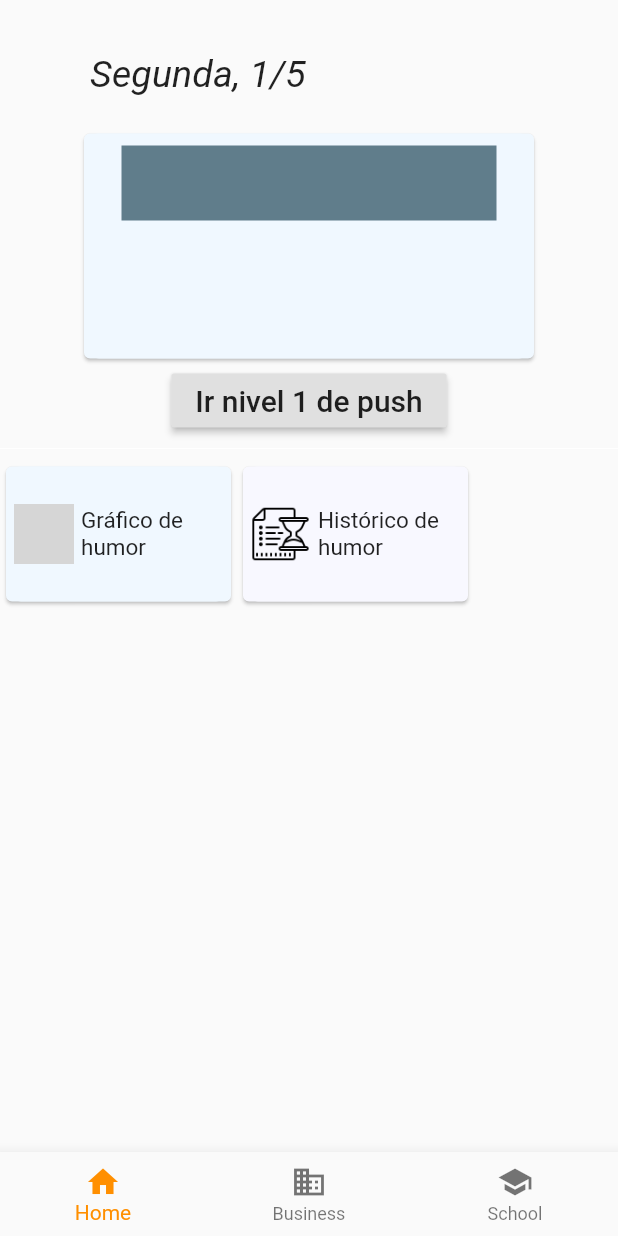
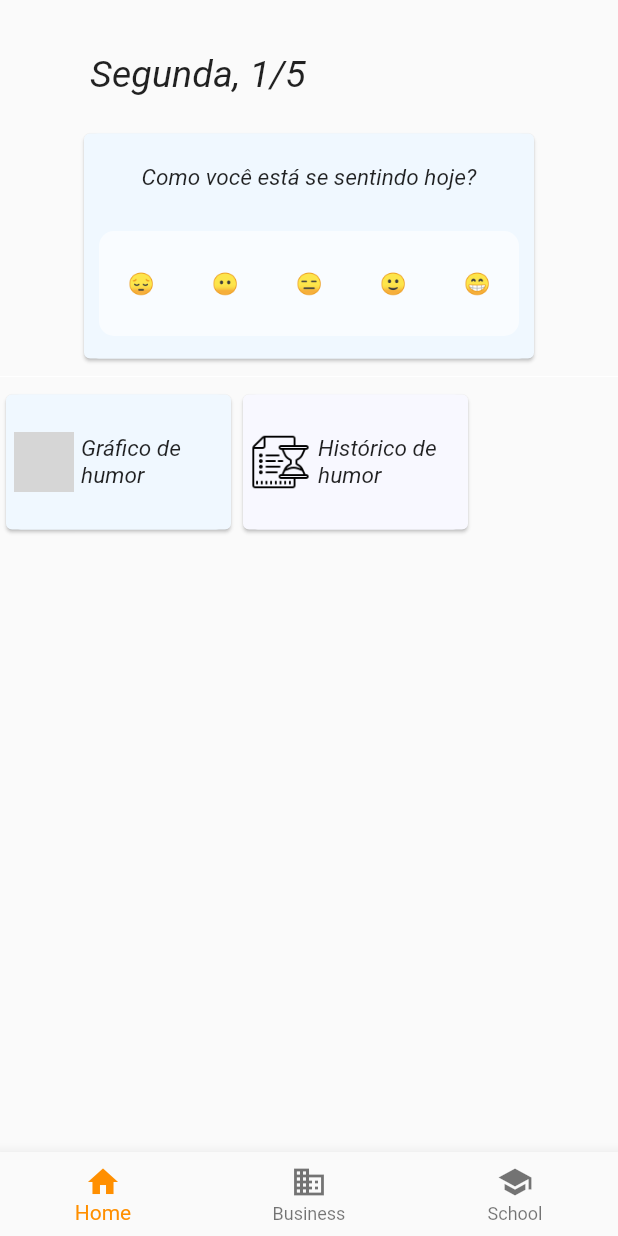
Before and after one commit to themaripool/INF1300-Trabalho, a Flutter app: the screen it shows after launch, on a phone screen of 412 x 824 dp. Run offline on Flutter 3.47's test engine with Material 2 defaults, Android fonts, the phone set to English and light mode, and no system bars; drawn by our look-alikes of auto_size_text; our stand-ins replace splashscreen; missing offline and left inert: fcharts; Roboto replaces fonts that are missing (OpenSans, RobotoMono); grey boxes are pictures that could not be loaded.

Commit message:
[ADD] Box com medidor de humor na tela inicial

```diff
--- a/inf1300_relax/lib/initial_view.dart
+++ b/inf1300_relax/lib/initial_view.dart
@@ -45,8 +45,6 @@ class _MainPageState extends State<MainPage> {
 
     DateTime date = new DateTime.now();
 
-
-
     return Scaffold(
       // appBar: AppBar(
       //   title: const Text('Relax')
@@ -85,39 +83,56 @@ class _MainPageState extends State<MainPage> {
                   child: Column(
                     children: <Widget>[
 
+                      //Título
                       Container(
-                        margin: EdgeInsets.only(top: 8),
-                        color: Colors.blueGrey,
-                        width: 250,
-                        height: 50,
-
-
+                        margin: EdgeInsets.only(top: 20),
+                        width: 300,
+                        height: 25,
+                        child: Text("Como você está se sentindo hoje?",
+                          textAlign: TextAlign.center,
+                          style: TextStyle(fontFamily: 'OpenSans', fontStyle: FontStyle.italic,fontSize: 15),
+                        ),
                       ),
 
+                      Container(
+                        margin: EdgeInsets.only(top: 20, left: 10, right: 10),
+                        width: 300,
+                        height: 70,
+                        decoration: BoxDecoration(
+                          color: Color.fromRGBO(255, 255, 255, 0.6),
+                          borderRadius: new BorderRadius.all(Radius.circular(10))
+                        ),
+                        child: Row(
+                          mainAxisAlignment: MainAxisAlignment.spaceAround,
+                          children: <Widget>[
 
+                            Container(
+                              child: Text('😔'),
+                            ),
 
+                            Container(
+                              child: Text('😶'),
+                            ),
 
+                            Container(
+                              child: Text('😑'),
+                            ),
 
+                            Container(
+                              child: Text('🙂'),
+                            ),
+
+                            Container(
+                              child: Text('😁')
+                            )
+
+                          ],
+                        ),
+                      ),
 
                     ],
                   ),
               )
-            ),
-
-            // Botão temporário para ir pro grafico
-            RaisedButton(
-              onPressed: () {
-                Navigator.push(
-                  context,
-                  MaterialPageRoute(
-                  builder: (context) => SecongPage(),
-                  ),
-                );
-              },
-              child: const Text(
-                'Ir nivel 1 de push',
-                style: TextStyle(fontSize: 20)
-              ),
             ),
 
             Divider(color: Colors.white,),
@@ -164,7 +179,7 @@ class _MainPageState extends State<MainPage> {
                             Expanded(child:
                               AutoSizeText(
                                 'Gráfico de humor',
-                                style: TextStyle(fontFamily: 'RobotoMono', fontSize: 15),
+                                style: TextStyle(fontFamily: 'OpenSans',fontStyle: FontStyle.italic, fontSize: 15),
                                 maxLines: 2,
                                 overflow: TextOverflow.ellipsis,
                               ),
@@ -212,7 +227,7 @@ class _MainPageState extends State<MainPage> {
                             Expanded(child:
                               AutoSizeText(
                                 'Histórico de humor',
-                                style: TextStyle(fontFamily: 'RobotoMono', fontSize: 15),
+                                style: TextStyle(fontFamily: 'OpenSans',fontStyle: FontStyle.italic, fontSize: 15),
                                 maxLines: 2,
                                 overflow: TextOverflow.ellipsis,
                               ),
--- a/inf1300_relax/lib/main.dart
+++ b/inf1300_relax/lib/main.dart
@@ -53,7 +53,7 @@ Widget _introScreen() {
       Container(
         decoration: BoxDecoration(
           image: DecorationImage(
-            image: AssetImage("assets/logo.png"),
+            image: AssetImage("assets/logo2.png"),
             fit: BoxFit.scaleDown,
           ),
         ),
--- a/inf1300_relax/lib/secondPage.dart
+++ b/inf1300_relax/lib/secondPage.dart
@@ -40,7 +40,7 @@ class _SecongPageState extends State<SecongPage> {
 
           children: <Widget>[
 
-            Divider(),
+            Divider(color: Colors.transparent),
 
             Container(
 
@@ -60,7 +60,7 @@ class _SecongPageState extends State<SecongPage> {
               ),
             ),
 
-            Divider(),
+            Divider(color: Colors.transparent),
 
             RaisedButton(
               onPressed: () {
--- a/inf1300_relax/lib/thirdPage.dart
+++ b/inf1300_relax/lib/thirdPage.dart
@@ -55,7 +55,7 @@ class _ThirdPageState extends State<ThirdPage> {
 
           children:  <Widget>[
 
-            Divider(height: 20, color: Colors.white,),
+            Divider(height: 8, color: Colors.transparent,),
 
              Text(
               "Seu histórico de humor",
@@ -66,7 +66,7 @@ class _ThirdPageState extends State<ThirdPage> {
               ),
             ),
 
-            Divider(height: 40, color: Colors.white,),
+            Divider(height: 20, color: Colors.transparent,),
 
             ListView.separated(
                 shrinkWrap: true,
```
Also changed, not shown: inf1300_relax/assets/logo2.png (added).
